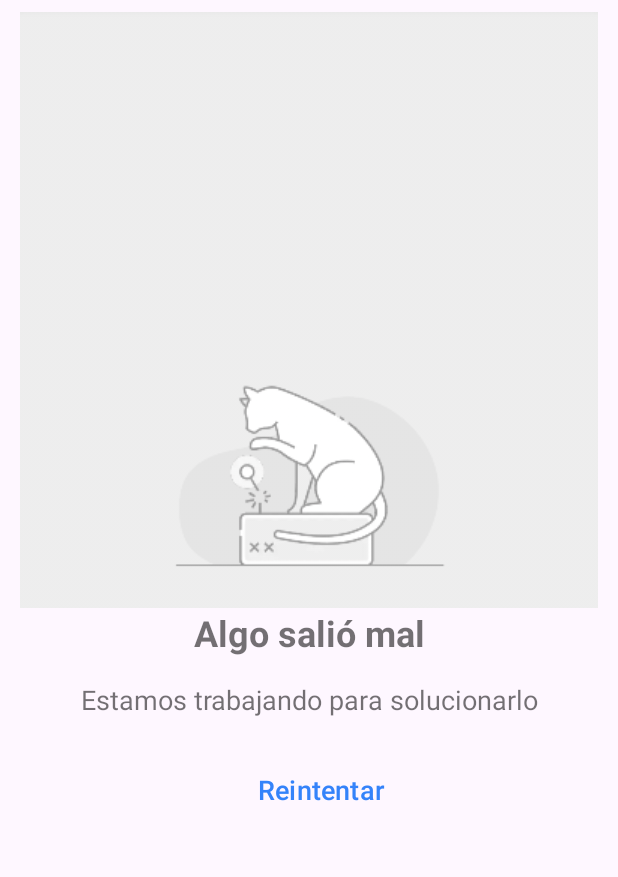
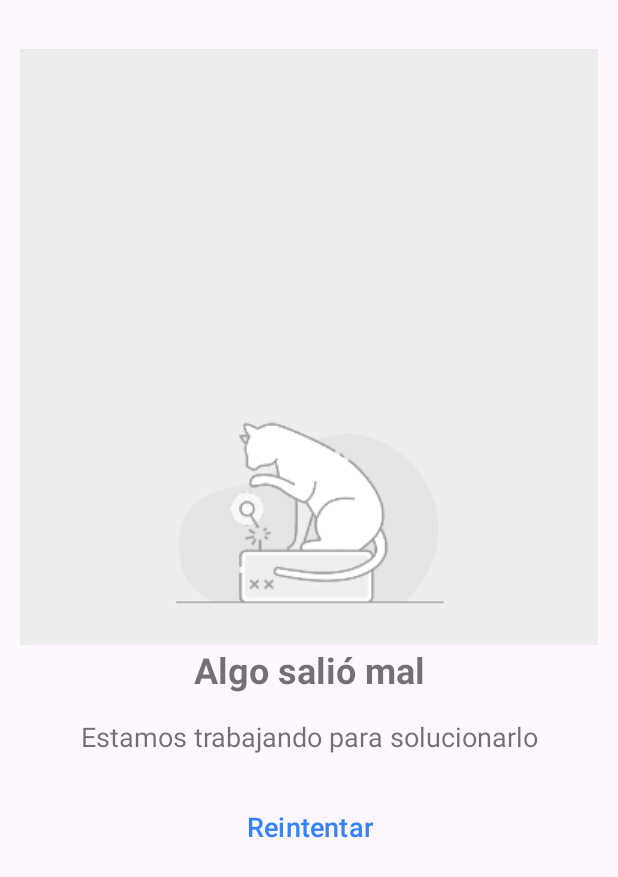
Before and after one commit to Byronpv/MeliApp, an Android app: the ErrorActivity screen opened directly, with no data from a screen before it, on a phone screen of 412 x 824 dp. Shown: the top 877 px of the screen. Run offline under Robolectric (Android 15) with nearby library versions, the phone set to English and light mode, and no system bars.

```diff
--- a/app/src/main/java/com/bypv/meliapp/data/model/ProductItemDescriptionModel.kt
+++ b/app/src/main/java/com/bypv/meliapp/data/model/ProductItemDescriptionModel.kt
@@ -1,9 +1,10 @@
 package com.bypv.meliapp.data.model
 
 import com.google.gson.annotations.SerializedName
+import java.io.Serializable
 
 data class ProductItemDescriptionModel(
     @SerializedName("plain_text") val plain_text: String,
     @SerializedName("body") val body: PicturesProductModel
 
-)
+): Serializable
--- a/app/src/main/java/com/bypv/meliapp/data/model/ProductResponse.kt
+++ b/app/src/main/java/com/bypv/meliapp/data/model/ProductResponse.kt
@@ -1,7 +1,8 @@
 package com.bypv.meliapp.data.model
 
 import com.google.gson.annotations.SerializedName
+import java.io.Serializable
 
 data class ProductResponse(
     @SerializedName("results") val results: MutableList<ProductModel> = mutableListOf()
-)
+): Serializable
--- a/app/src/main/java/com/bypv/meliapp/presentation/error/ErrorActivity.kt
+++ b/app/src/main/java/com/bypv/meliapp/presentation/error/ErrorActivity.kt
@@ -35,6 +35,7 @@ class ErrorActivity : AppCompatActivity(){
     }
 
     private fun setView(errorType: TypeError) {
+        Log.w("ErrorActivity", "ErrorType: $errorType")
         when (errorType) {
             TypeError.NO_INTERNET_ERROR -> {
                 binding.errorImage.setImageResource(R.drawable.no_internet)
--- a/app/src/main/res/layout/activity_error.xml
+++ b/app/src/main/res/layout/activity_error.xml
@@ -6,6 +6,23 @@
     android:layout_height="match_parent"
     android:orientation="vertical"
     tools:context=".presentation.MainActivity">
+
+    <ScrollView
+        android:layout_width="0dp"
+        android:layout_height="0dp"
+        app:layout_constraintTop_toTopOf="parent"
+        app:layout_constraintStart_toStartOf="parent"
+        app:layout_constraintEnd_toEndOf="parent"
+        app:layout_constraintBottom_toBottomOf="parent"
+        tools:ignore="MissingConstraints">
+
+        <androidx.constraintlayout.widget.ConstraintLayout
+            android:layout_width="match_parent"
+            android:layout_height="wrap_content"
+            app:layout_constraintBottom_toBottomOf="parent"
+            app:layout_constraintEnd_toEndOf="parent"
+            app:layout_constraintStart_toStartOf="parent"
+            app:layout_constraintTop_toTopOf="parent">
 
         <Button
             android:id="@+id/btn_try_again"
@@ -16,7 +33,7 @@
             android:text="@string/reload"
             android:textColor="@color/blue_ml_500"
             android:textSize="@dimen/text_size_18"
-        app:layout_constraintEnd_toEndOf="parent"
+            app:layout_constraintEnd_toEndOf="@id/error_subtitle"
             app:layout_constraintStart_toStartOf="@+id/error_subtitle"
             app:layout_constraintTop_toBottomOf="@+id/error_subtitle" />
 
@@ -26,10 +43,8 @@
             android:layout_height="wrap_content"
             app:layout_constraintBottom_toBottomOf="@id/error_title"
             app:layout_constraintEnd_toEndOf="parent"
-        app:layout_constraintHorizontal_bias="0"
             app:layout_constraintStart_toStartOf="parent"
             app:layout_constraintTop_toTopOf="parent"
-        app:layout_constraintVertical_bias="0.20"
             app:srcCompat="@drawable/no_internet" />
 
 
@@ -54,11 +69,12 @@
             android:layout_height="wrap_content"
             android:text="@string/app_error_something"
             android:textColor="@color/gray_550"
+            android:textSize="@dimen/text_size_24"
             android:textStyle="bold"
-        android:textSize="@dimen/text_size_24"
             app:layout_constraintEnd_toEndOf="@+id/error_image"
             app:layout_constraintStart_toStartOf="@+id/error_image"
             app:layout_constraintTop_toBottomOf="@+id/error_image" />
+        </androidx.constraintlayout.widget.ConstraintLayout>
 
-
+    </ScrollView>
 </androidx.constraintlayout.widget.ConstraintLayout>
```
Also changed, not shown: app/src/main/java/com/bypv/meliapp/presentation/ActivityExtensions.kt (+14 -2 lines), app/src/main/java/com/bypv/meliapp/presentation/ProductList.kt (+25 -6 lines), app/src/main/java/com/bypv/meliapp/presentation/adapter/ProductListAdapter.kt (+11 -1 lines). Lines whose indentation alone changed are shown as unchanged.
